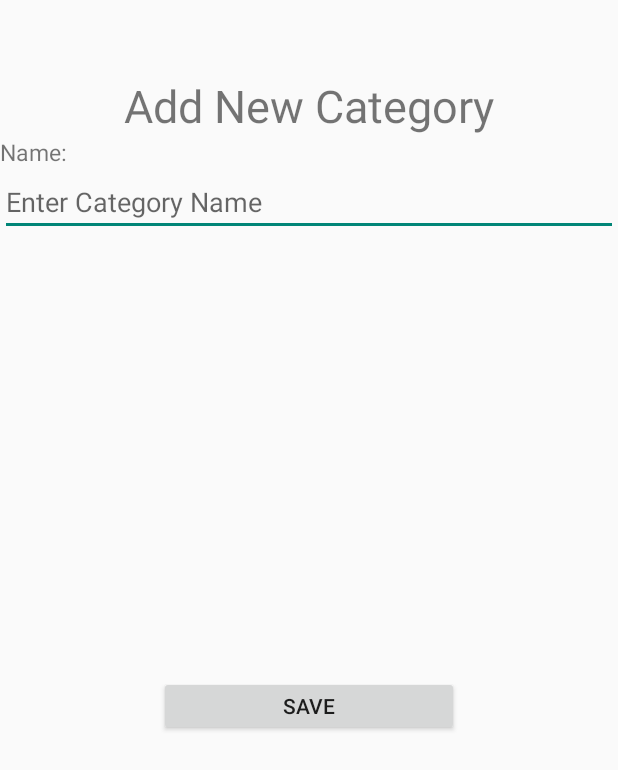
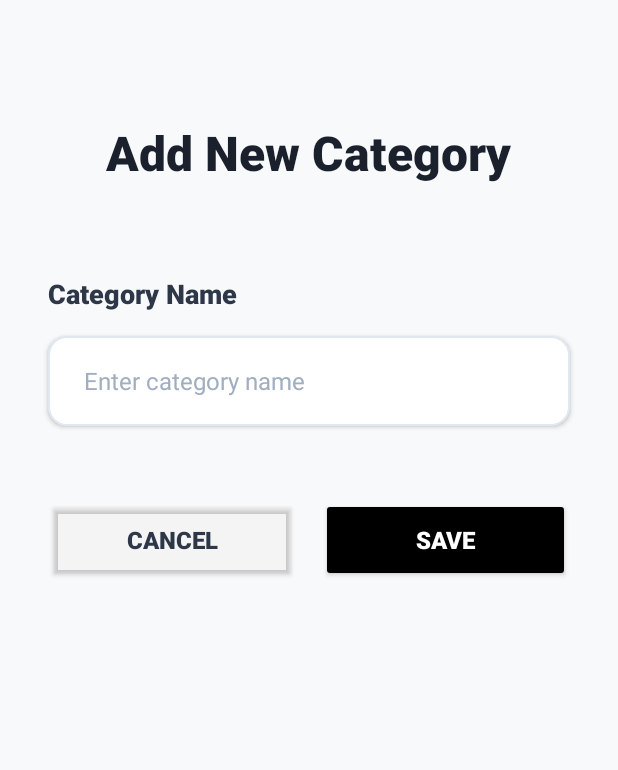
Before and after one commit to mthutt2k3/CoffeeShopApp, an Android app: the AddCategoryActivity screen opened directly, with no data from a screen before it, on a phone screen of 412 x 824 dp. Shown: the top 770 px of the screen. Run offline under Robolectric (Android 15) with nearby library versions, the phone set to English and light mode, and no system bars; our stand-ins replace Picasso, Room's generated code; pictures from the network do not load; 1 statement that could not run was skipped.

Commit message:
feat/create ui screen

```diff
--- a/app/build.gradle
+++ b/app/build.gradle
@@ -50,7 +50,7 @@ dependencies {
     annotationProcessor "androidx.room:room-compiler:2.4.3"
     implementation 'com.facebook.shimmer:shimmer:0.5.0'
     implementation 'com.squareup.picasso:picasso:2.71828'
-
+    implementation("com.facebook.shimmer:shimmer:0.5.0")
     // MPAndroidChart for charts
     implementation 'com.github.PhilJay:MPAndroidChart:v3.1.0'
 }
--- /dev/null
+++ b/app/src/main/res/drawable/input_field_background.xml
@@ -0,0 +1,9 @@
+<?xml version="1.0" encoding="utf-8"?>
+<shape xmlns:android="http://schemas.android.com/apk/res/android"
+    android:shape="rectangle">
+    <solid android:color="#FFFFFF" />
+    <corners android:radius="12dp" />
+    <stroke
+        android:width="1dp"
+        android:color="#E2E8F0" />
+</shape>
--- a/app/src/main/res/drawable/rounded_button.xml
+++ b/app/src/main/res/drawable/rounded_button.xml
@@ -2,9 +2,9 @@
 <shape xmlns:android="http://schemas.android.com/apk/res/android"
     android:shape="rectangle">
     <corners android:radius="20dp" />
-    <solid android:color="@color/red" />
+    <solid android:color="@color/black" />
     <stroke
-        android:width="2dp"
+        android:width="1dp"
         android:color="@color/white" />
     <padding
         android:left="5dp"
--- a/app/src/main/res/layout/activity_add_category.xml
+++ b/app/src/main/res/layout/activity_add_category.xml
@@ -5,47 +5,94 @@
     android:id="@+id/main"
     android:layout_width="match_parent"
     android:layout_height="match_parent"
+    android:background="#F8F9FA"
     tools:context=".activity.AddCategoryActivity">
 
+    <!-- Title -->
     <TextView
-        android:id="@+id/textView1"
+        android:id="@+id/titleText"
         android:layout_width="wrap_content"
         android:layout_height="wrap_content"
+        android:layout_marginTop="80dp"
         android:text="Add New Category"
-        android:textSize="30sp"
-        android:layout_margin="50dp"
+        android:textColor="#1A202C"
+        android:textSize="32sp"
+        android:textStyle="bold"
+        android:fontFamily="sans-serif-medium"
         app:layout_constraintEnd_toEndOf="parent"
         app:layout_constraintStart_toStartOf="parent"
         app:layout_constraintTop_toTopOf="parent" />
+
+    <!-- Label -->
     <TextView
-        android:id="@+id/textView2"
+        android:id="@+id/labelText"
         android:layout_width="wrap_content"
         android:layout_height="wrap_content"
-        android:text="Name:"
-        android:textSize="15sp"
+        android:layout_marginStart="32dp"
+        android:layout_marginTop="60dp"
+        android:text="Category Name"
+        android:textColor="#2D3748"
+        android:textSize="18sp"
+        android:textStyle="bold"
+        android:fontFamily="sans-serif-medium"
         app:layout_constraintStart_toStartOf="parent"
-        app:layout_constraintTop_toBottomOf="@id/textView1"
-        />
+        app:layout_constraintTop_toBottomOf="@+id/titleText" />
 
+    <!-- Input Field -->
     <EditText
-        android:id="@+id/edtCategoryName"
+        android:id="@+id/categoryInput"
         android:layout_width="0dp"
-        android:layout_height="wrap_content"
-        android:autofillHints="name"
+        android:layout_height="60dp"
+        android:layout_marginStart="32dp"
+        android:layout_marginTop="16dp"
+        android:layout_marginEnd="32dp"
+        android:hint="Enter category name"
         android:inputType="text"
-        android:maxLength="100"
-        android:hint="Enter Category Name"
-        app:layout_constraintLeft_toLeftOf="parent"
-        app:layout_constraintRight_toRightOf="parent"
-        app:layout_constraintTop_toBottomOf="@+id/textView2" />
-    <Button
-        android:id="@+id/btnSaveCategory"
-        android:layout_width="200dp"
-        android:layout_height="40dp"
-        android:layout_marginBottom="40dp"
-        android:text="Save"
-        app:layout_constraintBottom_toBottomOf="parent"
+        android:paddingStart="24dp"
+        android:paddingEnd="24dp"
+        android:textColor="#1A202C"
+        android:textColorHint="#A0AEC0"
+        android:textSize="16sp"
+        android:background="@drawable/input_field_background"
+        android:elevation="2dp"
         app:layout_constraintEnd_toEndOf="parent"
         app:layout_constraintStart_toStartOf="parent"
-        app:layout_constraintTop_toBottomOf="@+id/edtCategoryName" />
+        app:layout_constraintTop_toBottomOf="@+id/labelText" />
+
+    <!-- Cancel Button -->
+    <Button
+        android:id="@+id/cancelButton"
+        android:layout_width="0dp"
+        android:layout_height="56dp"
+        android:layout_marginStart="32dp"
+        android:layout_marginTop="48dp"
+        android:layout_marginEnd="8dp"
+        android:backgroundTint="#18D1BDBD"
+        android:fontFamily="sans-serif-medium"
+        android:text="Cancel"
+        android:textColor="#2D3748"
+        android:textSize="16sp"
+        android:textStyle="bold"
+        app:layout_constraintEnd_toStartOf="@+id/saveButton"
+        app:layout_constraintStart_toStartOf="parent"
+        app:layout_constraintTop_toBottomOf="@+id/categoryInput" />
+
+    <!-- Save Button -->
+    <Button
+        android:id="@+id/saveButton"
+        android:layout_width="0dp"
+        android:layout_height="56dp"
+        android:layout_marginStart="8dp"
+        android:layout_marginTop="48dp"
+        android:layout_marginEnd="32dp"
+        android:backgroundTint="@color/black"
+        android:text="Save"
+        android:textColor="#FFFFFF"
+        android:textSize="16sp"
+        android:textStyle="bold"
+        android:fontFamily="sans-serif-medium"
+        app:layout_constraintEnd_toEndOf="parent"
+        app:layout_constraintStart_toEndOf="@+id/cancelButton"
+        app:layout_constraintTop_toBottomOf="@+id/categoryInput" />
+
 </androidx.constraintlayout.widget.ConstraintLayout>
--- a/app/src/main/res/layout/category_list_item.xml
+++ b/app/src/main/res/layout/category_list_item.xml
@@ -10,7 +10,7 @@
         android:id="@+id/categoryName"
         android:layout_width="0dp"
         android:layout_height="wrap_content"
-        android:layout_marginLeft="8dp"
+        android:layout_marginLeft="20dp"
         android:layout_marginTop="8dp"
         android:paddingVertical="5dp"
         android:text="Category Name"
@@ -27,6 +27,7 @@
         android:text="X"
         android:textColor="@android:color/white"
         android:textSize="14sp"
+        android:layout_marginRight="10dp"
         app:layout_constraintBottom_toBottomOf="@id/categoryName"
         app:layout_constraintEnd_toEndOf="parent"
         app:layout_constraintTop_toTopOf="@id/categoryName" />
```
Also changed, not shown: app/src/main/res/layout/activity_category_list_employee.xml (+79 -44 lines).
